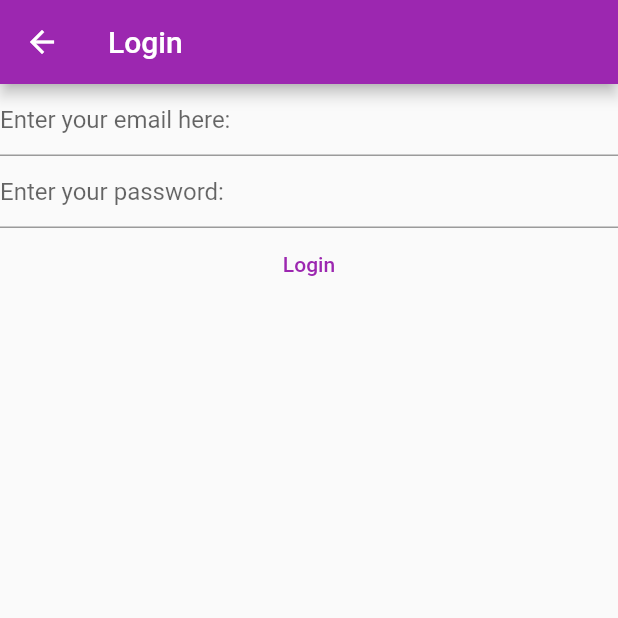
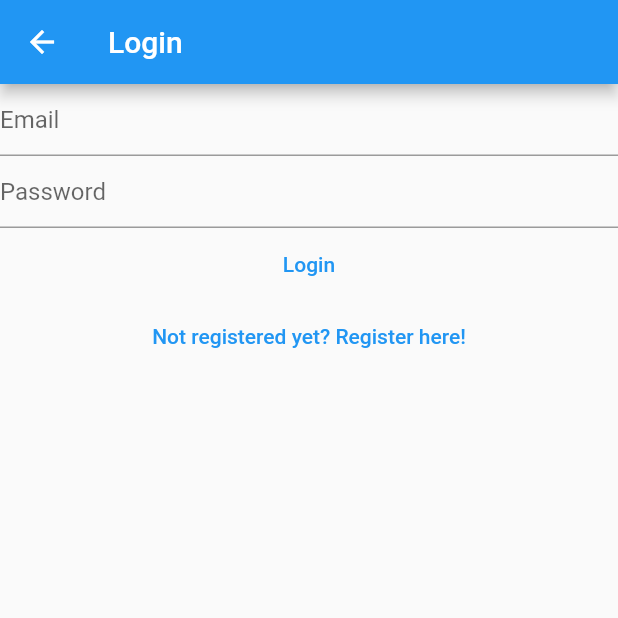
Before and after one commit to ZainabBharucha/mynotes, a Flutter app: the LoginView screen opened directly, on a phone screen of 412 x 824 dp, the top half of it. Run offline on Flutter 3.47's test engine with Material 2 defaults, Android fonts, the phone set to English and light mode, and no system bars; our stand-ins replace firebase_auth, firebase_core; accounts and stored records are empty.

Commit message:
Linked login and register views

```diff
--- a/lib/views/login_view.dart
+++ b/lib/views/login_view.dart
@@ -35,71 +35,118 @@ class _LoginViewState extends State<LoginView> {
   Widget build(BuildContext context) {
     return Scaffold(
       appBar: AppBar(
-        title: const Text('Login'),
-        actions: []),
-
-      body: FutureBuilder(
-
-        future: Firebase.initializeApp(
-                options: DefaultFirebaseOptions.currentPlatform,
+        title: const Text("Login"),
       ),
-        builder: (context, snapshot) {
-          switch(snapshot.connectionState){
-            case ConnectionState.done:
-              return Column(
-          children: [
+      body: Column(children: [
         TextField(
           controller: _email,
           enableSuggestions: false,
           autocorrect: false,
           keyboardType: TextInputType.emailAddress,
-              decoration: const InputDecoration(
-                hintText: "Enter your email here:"
-              ),
+          decoration: const InputDecoration(hintText: 'Email'),
         ),
         TextField(
           controller: _password,
           obscureText: true,
           enableSuggestions: false,
           autocorrect: false,
-              decoration: const InputDecoration(
-                hintText: "Enter your password:"
+          decoration: const InputDecoration(hintText: 'Password'),
         ),
-
+        TextButton(
+          onPressed: () async {
+            final email = _email.text;
+            final password = _password.text;
+            try {
+              final userCredential = await FirebaseAuth.instance
+                  .signInWithEmailAndPassword(email: email, password: password);
+              print(userCredential);
+            } on FirebaseAuthException catch (e) {
+              print(e.code);
+            }
+          },
+          child: const Text('Login'),
         ),
 
         TextButton(
-            onPressed: () async {
-
-            //  await Firebase.initializeApp(
-            //      options: DefaultFirebaseOptions.currentPlatform,
-            //   );
-              final email = _email.text;
-              final password = _password.text;
-
-             try{
-              final UserCredential =
-                await FirebaseAuth.instance.signInWithEmailAndPassword(email: email, password: password);
-                print(UserCredential);
-            } on FirebaseAuthException catch(e){
-              print(e.code);
-            }
-
+          onPressed: () {
+            Navigator.of(context).pushNamedAndRemoveUntil(
+              '/register/',
+              (route) => false);
           },
-            child: const Text("Login")
-          )
-          ],
-        );
-
-        default:
-          return const Text("Loading...");
-          }
-
-
-        },
-
-      ),
+          child: const Text("Not registered yet? Register here!")),
+      ]),
     );
   }
 
+//  @override
+//   Widget build(BuildContext context) {
+//     return Scaffold(
+//       appBar: AppBar(
+//         title: const Text('Login'),
+//         actions: []),
+
+//       body: FutureBuilder(
+
+//         future: Firebase.initializeApp(
+//                 options: DefaultFirebaseOptions.currentPlatform,
+//               ),
+//         builder: (context, snapshot) {
+//           switch(snapshot.connectionState){
+//             case ConnectionState.done:
+//               return Column(
+//           children: [
+//             TextField(
+//               controller: _email,
+//               enableSuggestions: false,
+//               autocorrect: false,
+//               keyboardType: TextInputType.emailAddress,
+//               decoration: const InputDecoration(
+//                 hintText: "Enter your email here:"
+//               ),
+//             ),
+//             TextField(
+//               controller: _password,
+//               obscureText: true,
+//               enableSuggestions: false,
+//               autocorrect: false,
+//               decoration: const InputDecoration(
+//                 hintText: "Enter your password:"
+//               ),
+
+//             ),
+
+//           TextButton(
+//             onPressed: () async {
+
+//             //  await Firebase.initializeApp(
+//             //      options: DefaultFirebaseOptions.currentPlatform,
+//             //   );
+//               final email = _email.text;
+//               final password = _password.text;
+
+//              try{
+//               final UserCredential =
+//                 await FirebaseAuth.instance.signInWithEmailAndPassword(email: email, password: password);
+//                 print(UserCredential);
+//             } on FirebaseAuthException catch(e){
+//               print(e.code);
+//             }
+
+//             },
+//             child: const Text("Login")
+//           )
+//           ],
+//         );
+
+//         default:
+//           return const Text("Loading...");
+//           }
+
+
+//         },
+
+//       ),
+//     );
+// }
+
 }
```
Also changed, not shown: lib/main.dart (+27 -52 lines), lib/views/register_view.dart (+15 -15 lines), lib/views/verify_email_view.dart (added, +33 -0 lines). Lines whose indentation alone changed are shown as unchanged.
